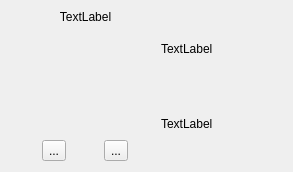
This is UI/PackWidget.ui in OpenMineMods/OpenMineMods as Qt 5 draws it before an edit. The edited form follows.
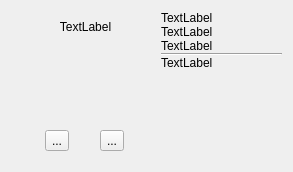
This is the edited form. Icons and pictures are not drawn.

Commit message: tweak browser widgets

The edit to the form file:
```diff
--- a/UI/PackWidget.ui
+++ b/UI/PackWidget.ui
@@ -43,6 +43,18 @@
          </rect>
         </property>
         <layout class="QVBoxLayout" name="verticalLayout_2">
+         <property name="leftMargin">
+          <number>10</number>
+         </property>
+         <property name="topMargin">
+          <number>10</number>
+         </property>
+         <property name="rightMargin">
+          <number>10</number>
+         </property>
+         <property name="bottomMargin">
+          <number>10</number>
+         </property>
          <item>
           <widget class="QLabel" name="pack_name">
            <property name="sizePolicy">
@@ -122,6 +134,13 @@
      </item>
      <item>
       <layout class="QVBoxLayout" name="info">
+       <item>
+        <widget class="QLabel" name="pack_mcver">
+         <property name="text">
+          <string>TextLabel</string>
+         </property>
+        </widget>
+       </item>
        <item>
         <widget class="QLabel" name="pack_downloads">
          <property name="text">
@@ -136,6 +155,36 @@
          </property>
         </widget>
        </item>
+       <item>
+        <widget class="Line" name="line">
+         <property name="orientation">
+          <enum>Qt::Horizontal</enum>
+         </property>
+        </widget>
+       </item>
+       <item>
+        <widget class="QLabel" name="pack_desc">
+         <property name="text">
+          <string>TextLabel</string>
+         </property>
+         <property name="wordWrap">
+          <bool>true</bool>
+         </property>
+        </widget>
+       </item>
+       <item>
+        <spacer name="verticalSpacer_2">
+         <property name="orientation">
+          <enum>Qt::Vertical</enum>
+         </property>
+         <property name="sizeHint" stdset="0">
+          <size>
+           <width>20</width>
+           <height>40</height>
+          </size>
+         </property>
+        </spacer>
+       </item>
       </layout>
      </item>
     </layout>
```
The commit also changes 1 other file.
